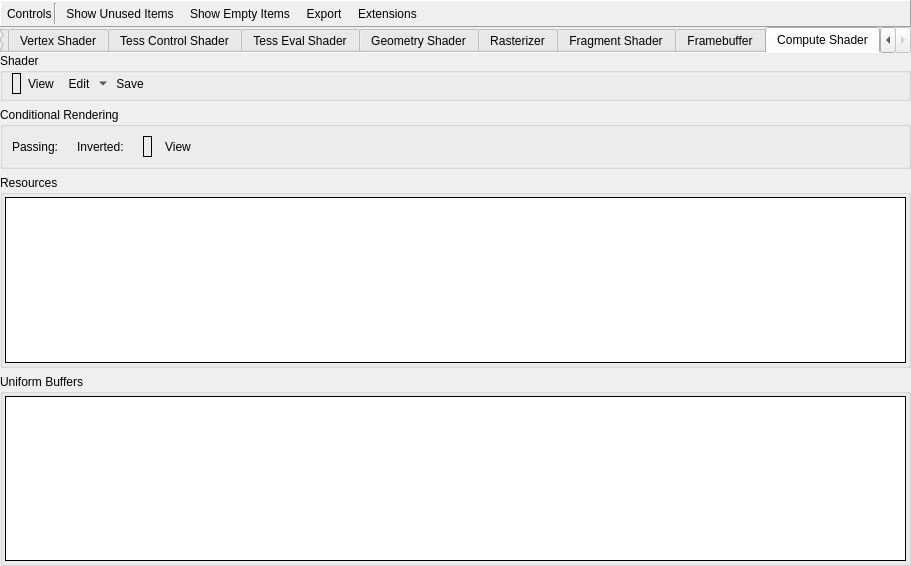
baldurk/renderdoc, file qrenderdoc/Windows/PipelineState/VulkanPipelineStateViewer.ui: the form before one commit.
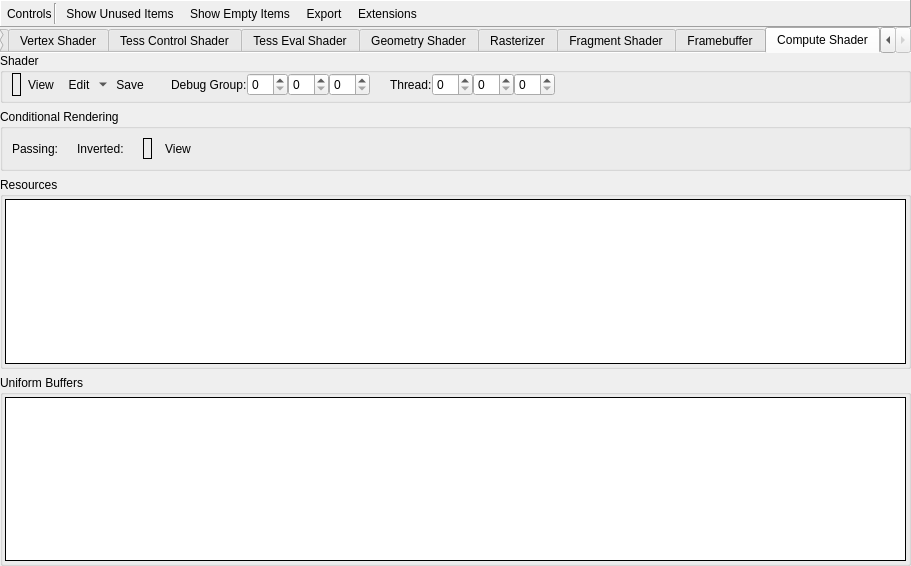
The form after the commit. The open tabs and pages were chosen to show the change. Icons and pictures are not drawn. Custom widgets are drawn as their Qt base class.

Commit message: Add UI to vulkan pipeline state viewer to allow compute debugging

```diff
--- a/qrenderdoc/Windows/PipelineState/VulkanPipelineStateViewer.ui
+++ b/qrenderdoc/Windows/PipelineState/VulkanPipelineStateViewer.ui
@@ -3546,13 +3546,34 @@
            <number>4</number>
           </property>
           <item>
+           <widget class="QFrame" name="csShaderControlsFrame">
+            <layout class="QHBoxLayout" name="horizontalLayout_29">
+             <property name="spacing">
+              <number>0</number>
+             </property>
+             <property name="leftMargin">
+              <number>0</number>
+             </property>
+             <property name="topMargin">
+              <number>0</number>
+             </property>
+             <property name="rightMargin">
+              <number>0</number>
+             </property>
+             <property name="bottomMargin">
+              <number>0</number>
+             </property>
+             <item>
            <widget class="RDLabel" name="csShader">
+               <property name="sizePolicy">
+                <sizepolicy hsizetype="Preferred" vsizetype="Preferred">
+                 <horstretch>0</horstretch>
+                 <verstretch>0</verstretch>
+                </sizepolicy>
+               </property>
             <property name="frameShape">
              <enum>QFrame::Box</enum>
             </property>
-            <property name="text">
-             <string/>
-            </property>
            </widget>
           </item>
           <item>
@@ -3621,15 +3642,92 @@
             </property>
            </widget>
           </item>
+            </layout>
+           </widget>
+          </item>
           <item>
-           <spacer name="csShaderSpacer">
+           <widget class="QFrame" name="csDebugFrame">
+            <layout class="QHBoxLayout" name="horizontalLayout_34">
+             <property name="spacing">
+              <number>0</number>
+             </property>
+             <property name="leftMargin">
+              <number>0</number>
+             </property>
+             <property name="topMargin">
+              <number>0</number>
+             </property>
+             <property name="rightMargin">
+              <number>0</number>
+             </property>
+             <property name="bottomMargin">
+              <number>0</number>
+             </property>
+             <item>
+              <widget class="QLabel" name="groupDebugLabel">
+               <property name="text">
+                <string>Debug Group:</string>
+               </property>
+               <property name="indent">
+                <number>20</number>
+               </property>
+              </widget>
+             </item>
+             <item>
+              <widget class="QSpinBox" name="groupX"/>
+             </item>
+             <item>
+              <widget class="QSpinBox" name="groupY"/>
+             </item>
+             <item>
+              <widget class="QSpinBox" name="groupZ"/>
+             </item>
+             <item>
+              <widget class="QLabel" name="threadDebugLabel">
+               <property name="text">
+                <string>Thread:</string>
+               </property>
+               <property name="indent">
+                <number>20</number>
+               </property>
+              </widget>
+             </item>
+             <item>
+              <widget class="QSpinBox" name="threadX"/>
+             </item>
+             <item>
+              <widget class="QSpinBox" name="threadY"/>
+             </item>
+             <item>
+              <widget class="QSpinBox" name="threadZ"/>
+             </item>
+             <item>
+              <widget class="QToolButton" name="debugThread">
+               <property name="text">
+                <string/>
+               </property>
+               <property name="icon">
+                <iconset resource="../../Resources/resources.qrc">
+                 <normaloff>:/wrench.png</normaloff>:/wrench.png
+                </iconset>
+               </property>
+               <property name="autoRaise">
+                <bool>true</bool>
+               </property>
+              </widget>
+             </item>
+            </layout>
+           </widget>
+          </item>
+          <item>
+           <spacer name="horizontalSpacer_4">
             <property name="orientation">
              <enum>Qt::Horizontal</enum>
             </property>
             <property name="sizeHint" stdset="0">
              <size>
-              <width>0</width>
-              <height>0</height>
+              <width>40</width>
+              <height>20</height>
              </size>
             </property>
            </spacer>
```
Left out of the diff: 11 changed lines with no effect on the pictures. Lines whose indentation alone changed are shown as unchanged. The commit also changes 2 other files.
